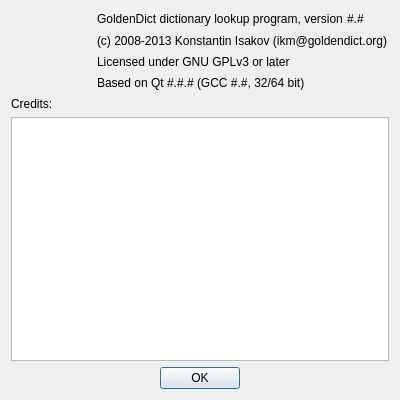
This is about.ui in goldendict/goldendict as Qt 5 draws it before an edit. The edited form follows.
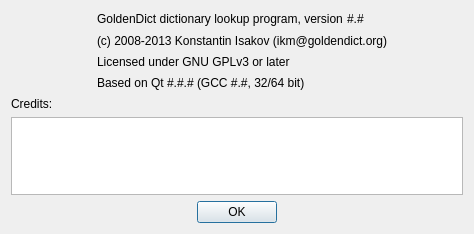
This is the edited form. Icons and pictures are not drawn.

What changed in the file:
```diff
--- a/about.ui
+++ b/about.ui
@@ -9,8 +9,8 @@
    <rect>
     <x>0</x>
     <y>0</y>
-    <width>400</width>
-    <height>400</height>
+    <width>474</width>
+    <height>234</height>
    </rect>
   </property>
   <property name="windowTitle">
```
